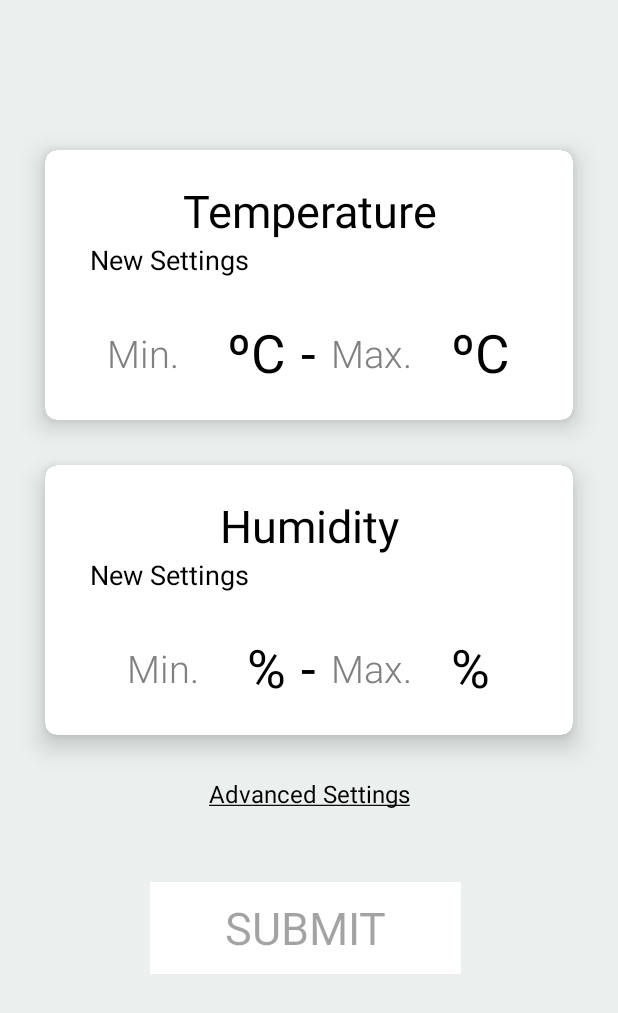
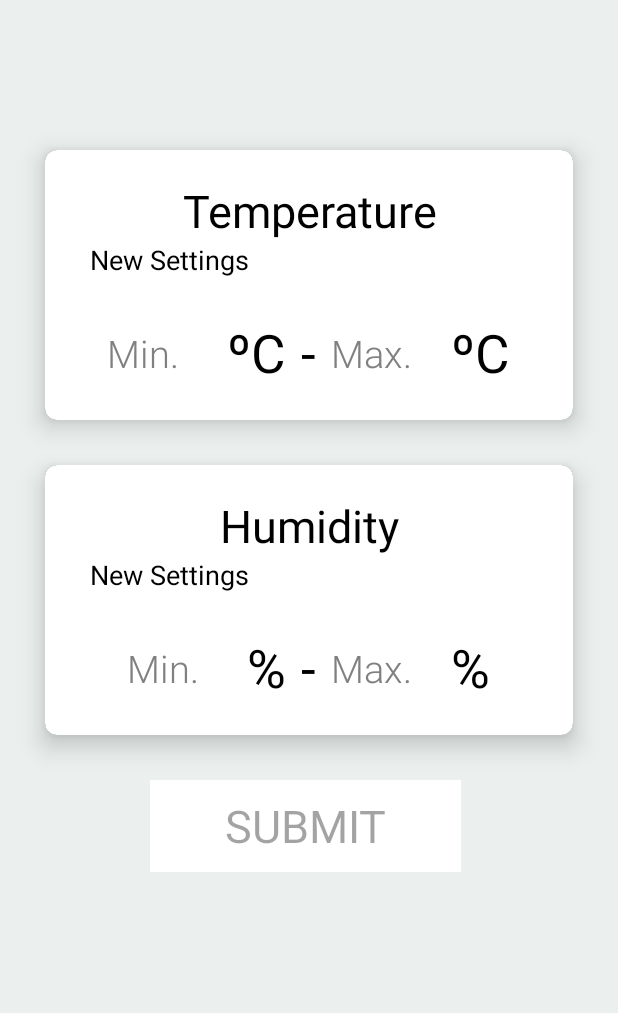
Before and after one commit to jturibe/spicy_chorizo, an Android app: the editSettings screen opened directly, with no data from a screen before it, on a phone screen of 412 x 824 dp. Shown: the top 1013 px of the screen. Run offline under Robolectric (Android 15) with nearby library versions, the phone set to English and light mode, and no system bars; our stand-ins replace Firebase (no records; nobody signed in at launch, a user with empty details on screens opened directly); Roboto replaces fonts that are not available here.

Commit message:
remove additional settings

```diff
--- a/Particle/app/src/main/java/com/example/particle/EmergencyFirebaseMessage.java
+++ b/Particle/app/src/main/java/com/example/particle/EmergencyFirebaseMessage.java
@@ -31,7 +31,6 @@ public class EmergencyFirebaseMessage extends FirebaseMessagingService {
 
 
     private void sendRegistrationToServer(String token) {
-        // TODO: Implement this method to send token to your app server.
     }
 
     private void sendNotification(String messageBody) {
--- a/Particle/app/src/main/res/layout/activity_edit_settings.xml
+++ b/Particle/app/src/main/res/layout/activity_edit_settings.xml
@@ -241,19 +241,6 @@
     </androidx.cardview.widget.CardView>
 
     <Button
-        android:id="@+id/advancedSettingsButton"
-        style="@style/Widget.AppCompat.Button.Borderless"
-        android:layout_width="172dp"
-        android:layout_height="58dp"
-        android:layout_alignParentStart="true"
-        android:layout_marginStart="120dp"
-        android:layout_marginLeft="120dp"
-        android:layout_marginTop="10dp"
-        android:text="@string/advancedsettingstext"
-        android:textColor="#000000"
-        android:textSize="16sp" />
-
-    <Button
         android:id="@+id/submitButton"
         style="@style/Widget.AppCompat.Button.Colored"
         android:layout_width="207dp"
```
Also changed, not shown: Particle/app/src/main/java/com/example/particle/editSettings.java (+8 -4 lines).
